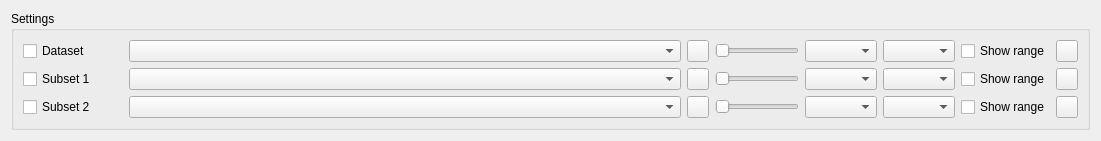
This is src/SettingsWidget.ui in ManiVaultStudio/DimensionsViewerPlugin as Qt 5 draws it before an edit. The edited form follows.
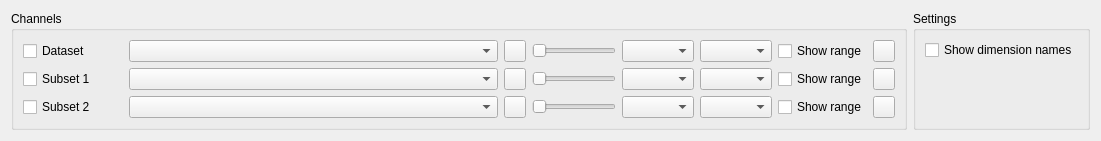
This is the edited form. Custom widgets are drawn as their Qt base class.

```diff
--- a/src/SettingsWidget.ui
+++ b/src/SettingsWidget.ui
@@ -21,9 +21,9 @@
   </property>
   <layout class="QHBoxLayout" name="horizontalLayout">
    <item>
-    <widget class="QGroupBox" name="settingsGroupBox">
+    <widget class="QGroupBox" name="channelsGroupBox">
      <property name="title">
-      <string>Settings</string>
+      <string>Channels</string>
      </property>
      <layout class="QVBoxLayout" name="verticalLayout">
       <item>
@@ -351,6 +351,42 @@
      </layout>
     </widget>
    </item>
+   <item>
+    <widget class="QGroupBox" name="settingsGroupBox">
+     <property name="title">
+      <string>Settings</string>
+     </property>
+     <layout class="QVBoxLayout" name="verticalLayout_2">
+      <item>
+       <layout class="QGridLayout" name="gridLayout_2">
+        <item row="0" column="0">
+         <widget class="QCheckBox" name="showDimensionNamesCheckBox">
+          <property name="text">
+           <string>Show dimension names</string>
+          </property>
+         </widget>
+        </item>
+       </layout>
+      </item>
+      <item>
+       <spacer name="verticalSpacer">
+        <property name="orientation">
+         <enum>Qt::Vertical</enum>
+        </property>
+        <property name="sizeType">
+         <enum>QSizePolicy::Expanding</enum>
+        </property>
+        <property name="sizeHint" stdset="0">
+         <size>
+          <width>20</width>
+          <height>40</height>
+         </size>
+        </property>
+       </spacer>
+      </item>
+     </layout>
+    </widget>
+   </item>
   </layout>
  </widget>
  <customwidgets>
```
Left out of the diff: 424 changed lines with no effect on the pictures.
